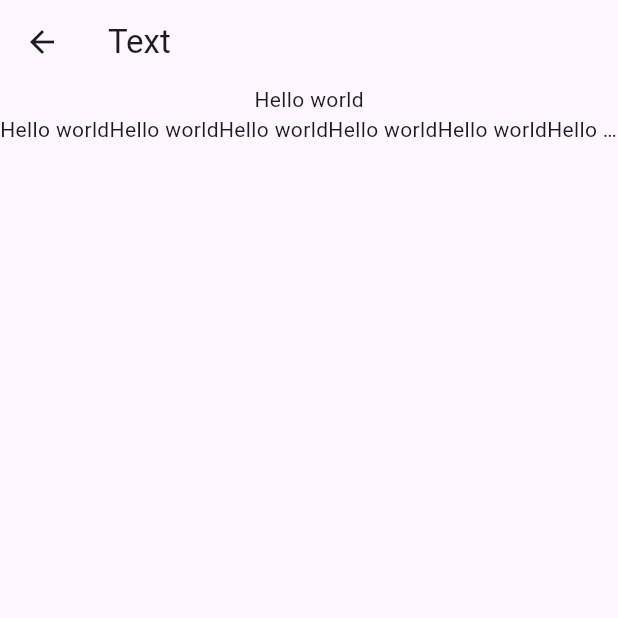
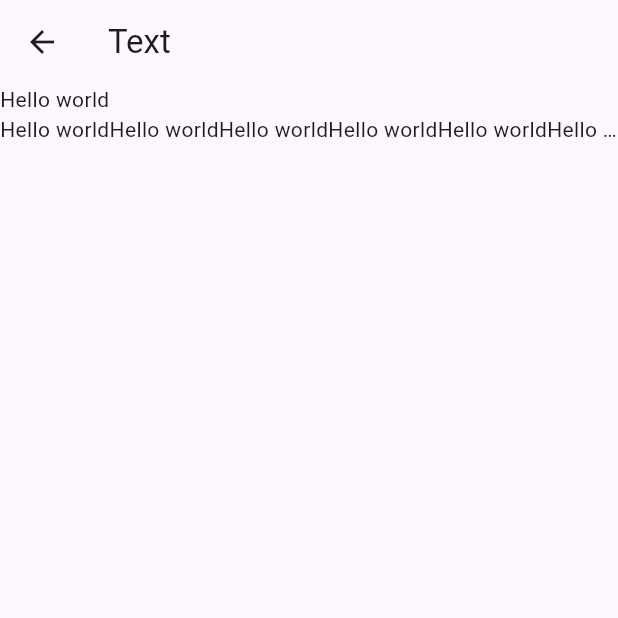
Before and after one commit to wyekings/doraemon-flutter, a Flutter app: the TextPage screen opened by its route, on a phone screen of 412 x 824 dp, the top half of it. Run offline on Flutter 3.47's test engine with Material 3 defaults, Android fonts, the phone set to English and light mode, and no system bars.

```diff
--- a/lib/ui/pages/state/state.dart
+++ b/lib/ui/pages/state/state.dart
@@ -48,9 +48,9 @@ class GetStatePage extends StatelessWidget {
                     context,
                     MaterialPageRoute(
                         builder: (context) {
-                          return GetStatePage();
+                          return const GetStatePage();
                         },
-                        settings: RouteSettings(arguments: 'args')),
+                        settings: const RouteSettings(arguments: 'args')),
                   );
                   ScaffoldState? state = context.findAncestorStateOfType();
                   state?.openDrawer();
@@ -61,7 +61,7 @@ class GetStatePage extends StatelessWidget {
             ElevatedButton(
                 onPressed: () {
                   Navigator.push(context, MaterialPageRoute(builder: (context) {
-                    return GetStatePage();
+                    return const GetStatePage();
                   }));
                   _scafoldGlobalState.currentState?.openDrawer();
                 },
--- a/lib/ui/pages/widget/TextPage.dart
+++ b/lib/ui/pages/widget/TextPage.dart
@@ -11,6 +11,7 @@ class TextPage extends StatelessWidget {
       ),
       body: Column(
         mainAxisAlignment: MainAxisAlignment.start,
+        crossAxisAlignment: CrossAxisAlignment.start,
         children: [
           const Text('Hello world'),
           Text(
```
Also changed, not shown: pubspec.yaml (+4 -3 lines), pubspec.lock, 3 other files.
